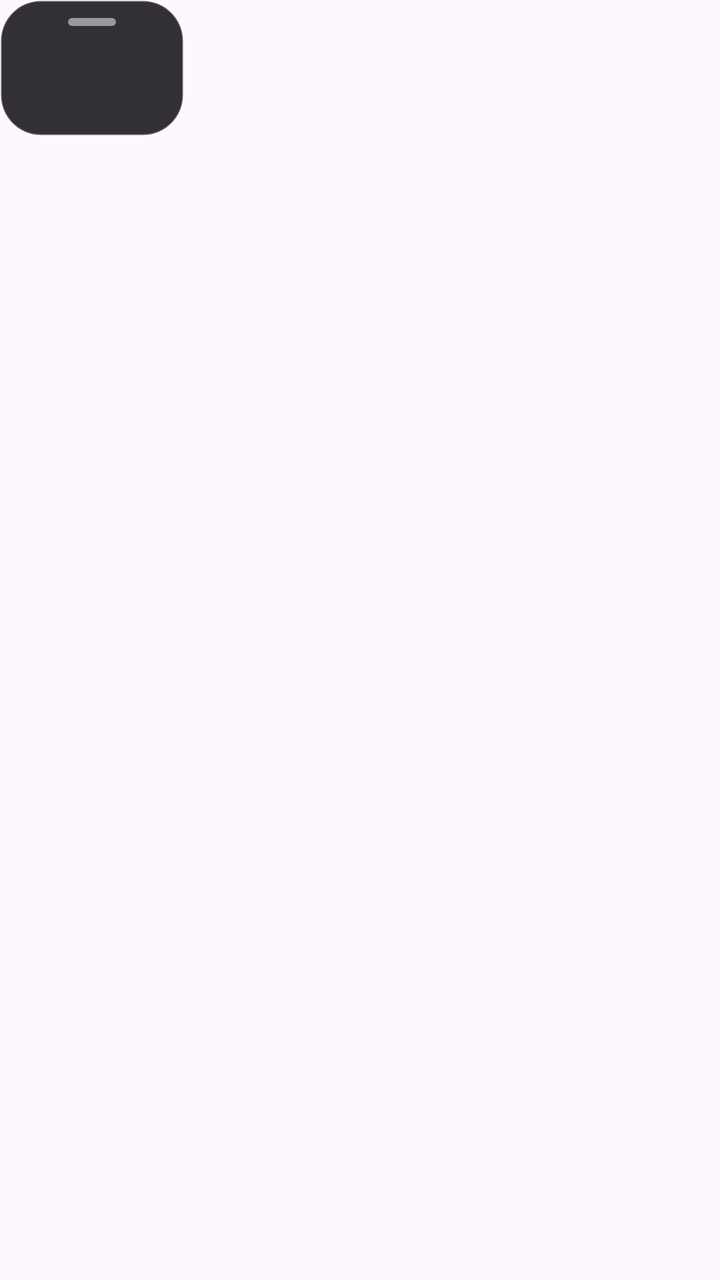
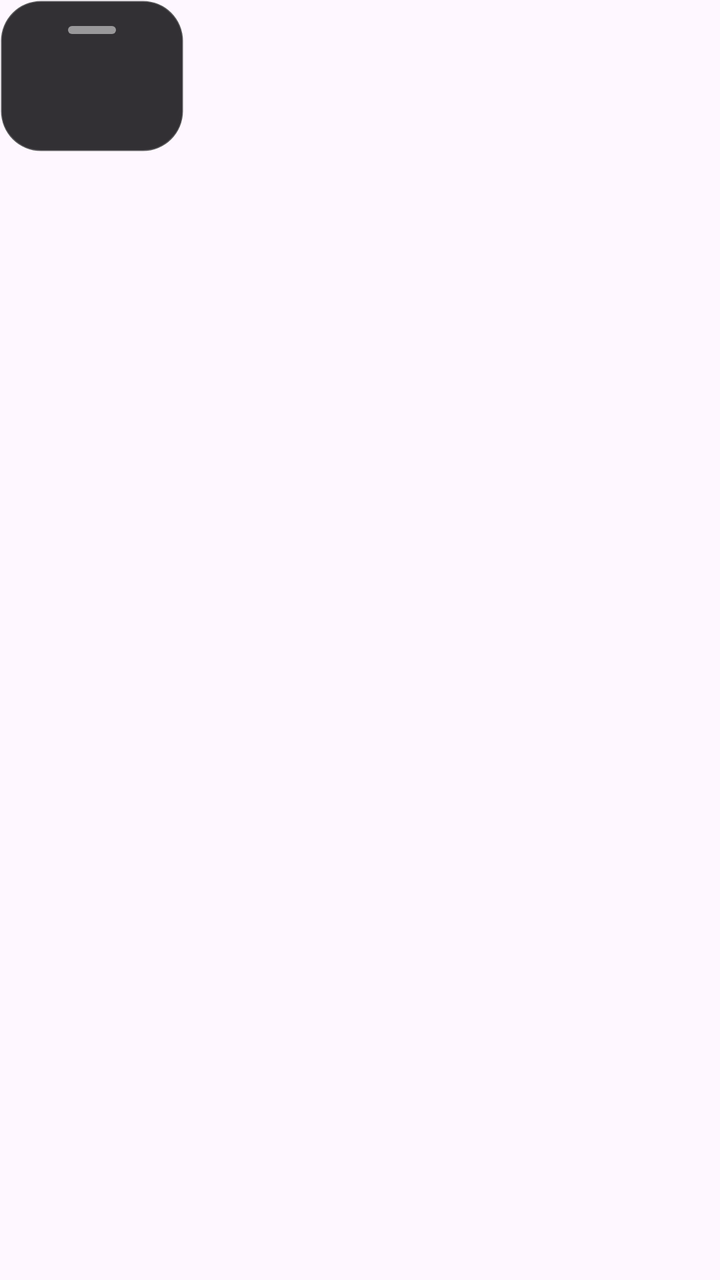

Screens rendered from an Android XML layout before and after an edit, with the pre-edit source and the edit as a unified diff.
<!-- AndroidManifest.xml: application theme Theme.CloneLab -->
<!-- res/layout/overlay_switcher.xml -->
<?xml version="1.0" encoding="utf-8"?>
<FrameLayout xmlns:android="http://schemas.android.com/apk/res/android"
    android:layout_width="wrap_content"
    android:layout_height="wrap_content">

    <LinearLayout
        android:id="@+id/pill"
        android:layout_width="wrap_content"
        android:layout_height="wrap_content"
        android:background="@drawable/bg_switcher_pill"
        android:orientation="vertical"
        android:paddingStart="6dp"
        android:paddingEnd="6dp"
        android:paddingBottom="6dp">

        <FrameLayout
            android:id="@+id/handle"
            android:layout_width="match_parent"
            android:layout_height="22dp"
            android:contentDescription="@string/switcher_handle">

            <View
                android:layout_width="24dp"
                android:layout_height="4dp"
                android:layout_gravity="center"
                android:background="@drawable/bg_switcher_grip" />
        </FrameLayout>

        <androidx.recyclerview.widget.RecyclerView
            android:id="@+id/list"
            android:layout_width="80dp"
            android:layout_height="40dp"
            android:overScrollMode="never" />
    </LinearLayout>

    <FrameLayout
        android:id="@+id/tab"
        android:layout_width="16dp"
        android:layout_height="48dp"
        android:contentDescription="@string/switcher_handle"
        android:visibility="gone">

        <View
            android:id="@+id/grip"
            android:layout_width="match_parent"
            android:layout_height="match_parent" />
    </FrameLayout>
</FrameLayout>
<!-- resources referenced by this layout -->
<resources>
  <!-- drawable bg_switcher_grip (drawable) -->
  <?xml version="1.0" encoding="utf-8"?>
  <shape xmlns:android="http://schemas.android.com/apk/res/android"
      android:shape="rectangle">
      <solid android:color="#80FFFFFF" />
      <corners android:radius="2dp" />
  </shape>
  <!-- drawable bg_switcher_pill (drawable) -->
  <?xml version="1.0" encoding="utf-8"?>
  <shape xmlns:android="http://schemas.android.com/apk/res/android"
      android:shape="rectangle">
      <solid android:color="@color/switcher_surface" />
      <stroke android:width="1dp" android:color="@color/switcher_outline" />
      <corners android:radius="20dp" />
  </shape>
  <string name="switcher_handle">Clone switcher handle</string>
  <style name="Theme.CloneLab" parent="Theme.Material3.DayNight">
          <item name="colorPrimary">@color/brand</item>
          <item name="colorOnPrimary">@color/white</item>
      </style>
  <color name="switcher_surface">#E61C1B1F</color>
  <color name="switcher_outline">#33FFFFFF</color>
  <color name="brand">#1F6FEB</color>
  <color name="white">#FFFFFF</color>
</resources>

<!-- the commit's change to res/layout/overlay_switcher.xml (unified diff, before → after) -->
@@ -16,7 +16,7 @@
         <FrameLayout
             android:id="@+id/handle"
             android:layout_width="match_parent"
-            android:layout_height="22dp"
+            android:layout_height="30dp"
             android:contentDescription="@string/switcher_handle">
 
             <View
@@ -33,16 +33,18 @@
             android:overScrollMode="never" />
     </LinearLayout>
 
+    
     <FrameLayout
         android:id="@+id/tab"
-        android:layout_width="16dp"
-        android:layout_height="48dp"
+        android:layout_width="36dp"
+        android:layout_height="80dp"
         android:contentDescription="@string/switcher_handle"
         android:visibility="gone">
 
         <View
             android:id="@+id/grip"
-            android:layout_width="match_parent"
-            android:layout_height="match_parent" />
+            android:layout_width="14dp"
+            android:layout_height="48dp"
+            android:layout_gravity="end|center_vertical" />
     </FrameLayout>
 </FrameLayout>
